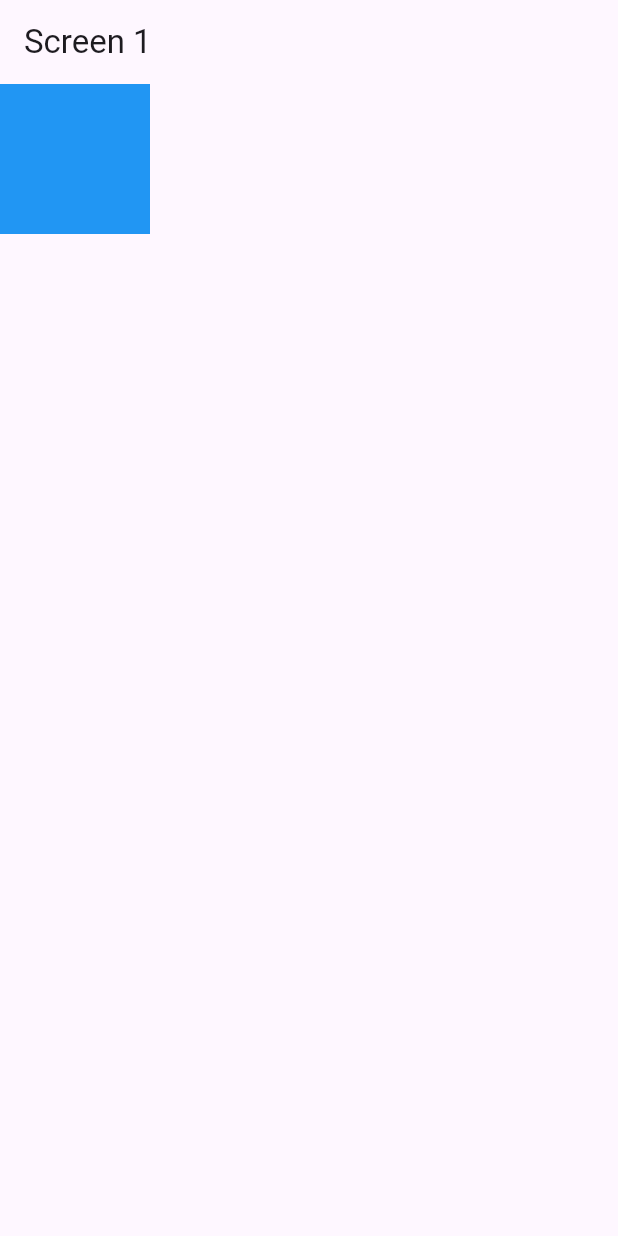
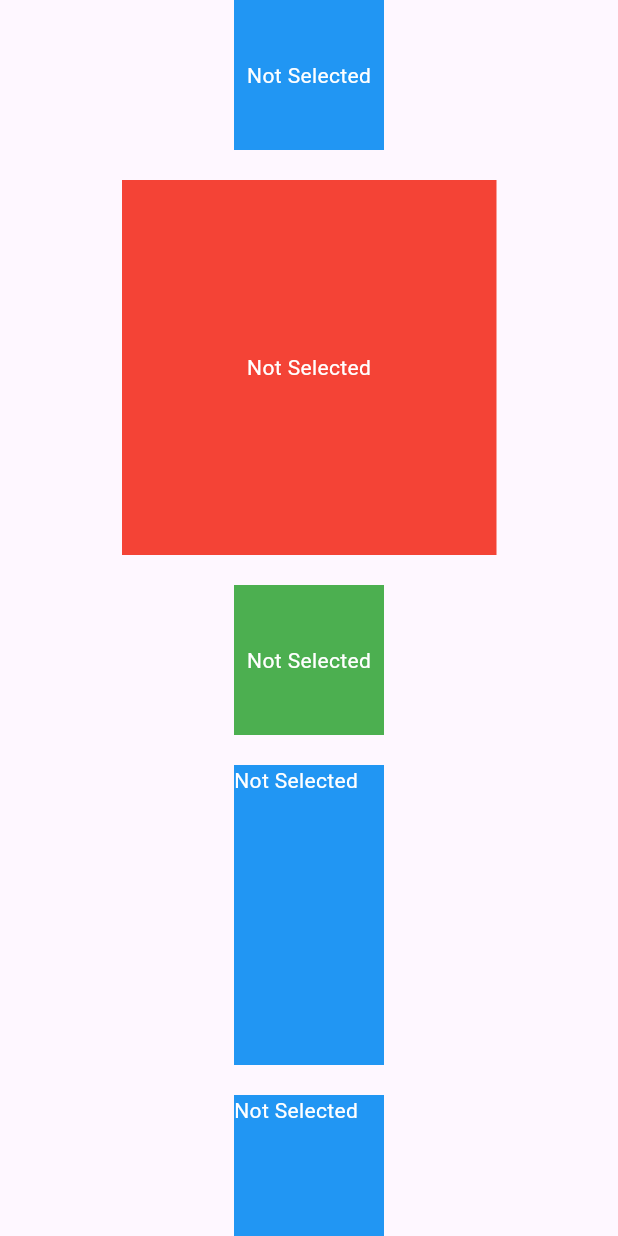
Before and after one commit to RMCV-Rajapaksha/Flutter-Animation, a Flutter app: the screen it shows after launch, on a phone screen of 412 x 824 dp. Run offline on Flutter 3.47's test engine with Material 3 defaults, Android fonts, the phone set to English and light mode, and no system bars; our stand-ins replace flutter_speed_dial.

Commit message:
Add Timing.dart import and update child widget in MyApp

```diff
--- /dev/null
+++ b/lib/Timing.dart
@@ -0,0 +1,122 @@
+import 'package:flutter/material.dart';
+
+class AnimatedContainerDemo1 extends StatefulWidget {
+  @override
+  _AnimatedContainerDemoState createState() => _AnimatedContainerDemoState();
+}
+
+class _AnimatedContainerDemoState extends State<AnimatedContainerDemo1> {
+  bool _isSelected1 = false;
+  bool _isSelected2 = false;
+  bool _isSelected3 = false; // Define _isSelected3
+  bool _isSelected4 = false;
+  bool _isSelected5 = false;
+  @override
+  Widget build(BuildContext context) {
+    return SingleChildScrollView(
+      child: Column(
+        mainAxisAlignment: MainAxisAlignment.center,
+        children: [
+          GestureDetector(
+            onTap: () {
+              setState(() {
+                _isSelected1 = !_isSelected1;
+              });
+            },
+            child: AnimatedContainer(
+              duration: Duration(seconds: 1),
+              curve: Curves.easeInOut,
+              width: _isSelected1 ? 200 : 100,
+              height: _isSelected1 ? 200 : 100,
+              color: Colors.blue,
+              child: Center(
+                child: Text(
+                  _isSelected1 ? 'Selected' : 'Not Selected',
+                  style: TextStyle(color: Colors.white),
+                ),
+              ),
+            ),
+          ),
+          SizedBox(height: 20),
+          GestureDetector(
+            onTap: () {
+              setState(() {
+                _isSelected2 = !_isSelected2;
+              });
+            },
+            child: AnimatedContainer(
+              duration: Duration(seconds: 2),
+              curve: Curves.easeIn,
+              width: _isSelected2 ? 150 : 250,
+              height: _isSelected2 ? 150 : 250,
+              color: Colors.red,
+              child: Center(
+                child: Text(
+                  _isSelected2 ? 'Selected' : 'Not Selected',
+                  style: TextStyle(color: Colors.white),
+                ),
+              ),
+            ),
+          ),
+          SizedBox(height: 20),
+          GestureDetector(
+            onTap: () {
+              setState(() {
+                _isSelected3 = !_isSelected3;
+              });
+            },
+            child: AnimatedContainer(
+              duration: Duration(seconds: 1),
+              curve: Curves.easeInOut,
+              width: _isSelected3 ? 200 : 100,
+              height: _isSelected3 ? 200 : 100,
+              color: Colors.green,
+              child: Center(
+                child: Text(
+                  _isSelected3 ? 'Selected' : 'Not Selected',
+                  style: TextStyle(color: Colors.white),
+                ),
+              ),
+            ),
+          ),
+          SizedBox(height: 20),
+          GestureDetector(
+              onTap: () {
+                setState(() {
+                  _isSelected4 = !_isSelected4;
+                });
+              },
+              child: AnimatedContainer(
+                duration: Duration(seconds: 1),
+                curve: Curves.easeInOut,
+                width: _isSelected4 ? 200 : 100,
+                height: _isSelected4 ? 100 : 200,
+                color: Colors.blue,
+                child: Text(
+                  _isSelected4 ? 'Selected' : 'Not Selected',
+                  style: TextStyle(color: Colors.white),
+                ),
+              )),
+          SizedBox(height: 20),
+          GestureDetector(
+              onTap: () {
+                setState(() {
+                  _isSelected5 = !_isSelected4;
+                });
+              },
+              child: AnimatedContainer(
+                duration: Duration(seconds: 1),
+                curve: Curves.easeInOut,
+                width: _isSelected5 ? 200 : 100,
+                height: _isSelected5 ? 100 : 200,
+                color: Colors.blue,
+                child: Text(
+                  _isSelected5 ? 'Selected' : 'Not Selected',
+                  style: TextStyle(color: Colors.white),
+                ),
+              ))
+        ],
+      ),
+    );
+  }
+}
--- a/lib/main.dart
+++ b/lib/main.dart
@@ -1,6 +1,7 @@
 import 'package:flutter/material.dart';
 import 'package:flutter_animation/Implicit.dart';
 import 'package:flutter_animation/PhysicsBasedAnimation.dart';
+import 'package:flutter_animation/Timing.dart';
 import 'package:flutter_animation/explicit.dart';
 import 'package:flutter_animation/hero.dart';
 import 'package:flutter_animation/tween.dart';
@@ -17,7 +18,7 @@ class MyApp extends StatelessWidget {
     return MaterialApp(
       home: Scaffold(
         body: Center(
-          child: Screen1(),
+          child: AnimatedContainerDemo1(),
         ),
       ),
     );
```
